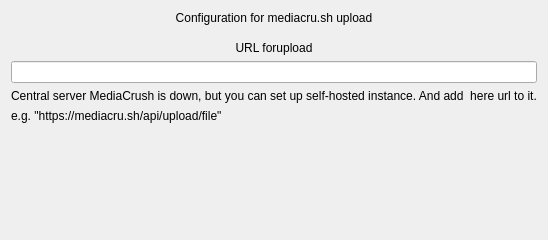
First picture: the form in src/modules/uploader/mediacrush/uploaderconfigwidget_mediacrush.ui, repository lxqt/screengrab, before the edit.
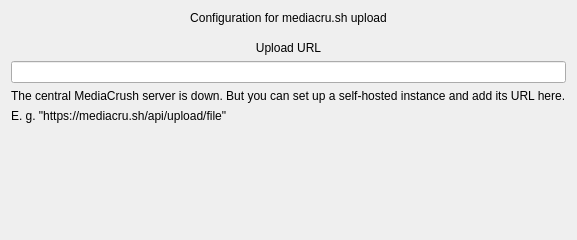
Second picture: the form after the edit.

What changed in the file:
```diff
--- a/src/modules/uploader/mediacrush/uploaderconfigwidget_mediacrush.ui
+++ b/src/modules/uploader/mediacrush/uploaderconfigwidget_mediacrush.ui
@@ -43,7 +43,7 @@
    <item>
     <widget class="QLabel" name="labDesclabUrlription">
      <property name="text">
-      <string>URL forupload</string>
+      <string>Upload URL</string>
      </property>
      <property name="alignment">
       <set>Qt::AlignCenter</set>
@@ -56,14 +56,14 @@
    <item>
     <widget class="QLabel" name="labDescription">
      <property name="text">
-      <string>Central server MediaCrush is down, but you can set up self-hosted instance. And add  here url to it.</string>
+      <string>The central MediaCrush server is down. But you can set up a self-hosted instance and add its URL here.</string>
      </property>
     </widget>
    </item>
    <item>
     <widget class="QLabel" name="labUrlExample">
      <property name="text">
-      <string notr="true">e.g. &quot;https://mediacru.sh/api/upload/file&quot;</string>
+      <string notr="true">E. g. &quot;https://mediacru.sh/api/upload/file&quot;</string>
      </property>
     </widget>
    </item>
```
